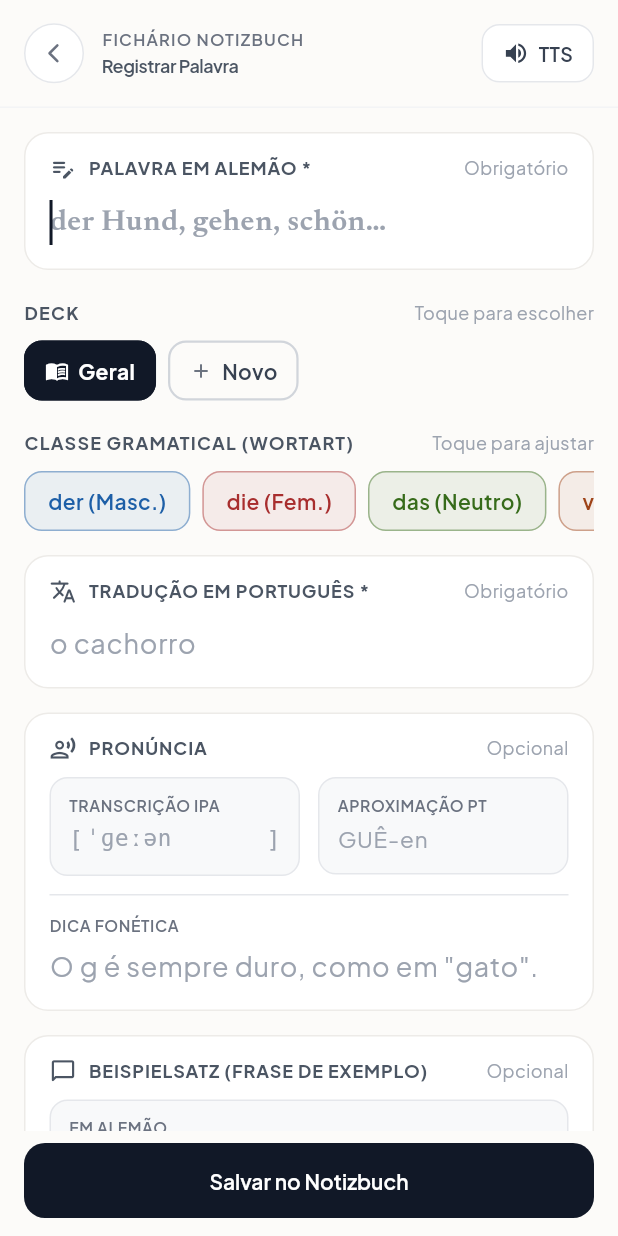
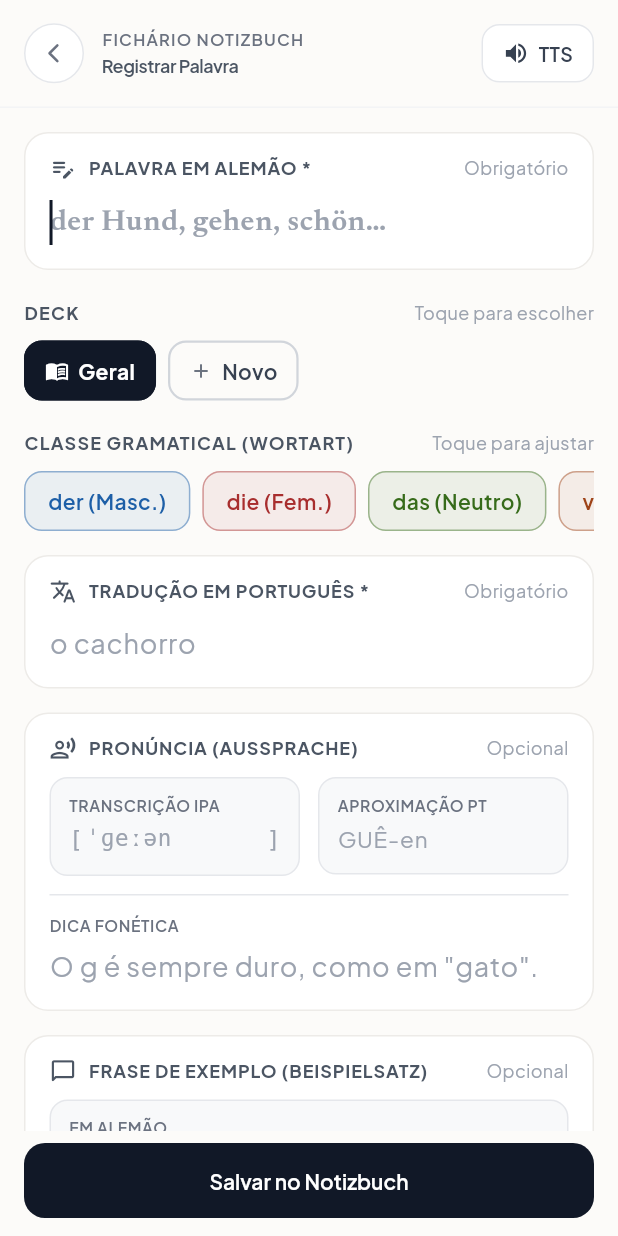
Before and after one commit to brunodiedrich97/mein-notizbuch, a Flutter app: the AddWordScreen screen opened directly, on a phone screen of 412 x 824 dp. Run offline on Flutter 3.47's test engine with Material 3 defaults, Android fonts, the phone set to English and light mode, and no system bars; our stand-ins replace drift, file_picker, flutter_local_notifications, flutter_riverpod, flutter_svg, flutter_timezone and 5 more; missing offline and left inert: extension_google_sign_in_as_googleapis_auth, googleapis, home_widget, sqlite3; accounts and stored records are empty; generated files the repository leaves out were written again.

Commit message:
feat(vocabulary): padronizar títulos de pronúncia e exemplo com o termo em alemão

```diff
--- a/lib/features/vocabulary/presentation/screens/add_word_screen.dart
+++ b/lib/features/vocabulary/presentation/screens/add_word_screen.dart
@@ -400,7 +400,7 @@ class _AddWordScreenState extends ConsumerState<AddWordScreen> {
 
                 _SectionCard(
                   icon: Icons.record_voice_over_outlined,
-                  title: 'Pronúncia',
+                  title: 'Pronúncia (Aussprache)',
                   trailing: const _MetaText('Opcional'),
                   accent: accent,
                   children: [
@@ -441,7 +441,7 @@ class _AddWordScreenState extends ConsumerState<AddWordScreen> {
 
                 _SectionCard(
                   icon: Icons.chat_bubble_outline_rounded,
-                  title: 'Beispielsatz (frase de exemplo)',
+                  title: 'Frase de exemplo (Beispielsatz)',
                   trailing: const _MetaText('Opcional'),
                   accent: accent,
                   children: [
```
